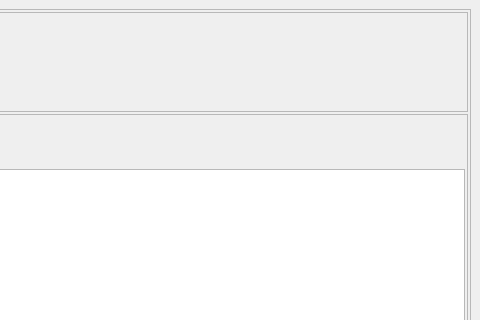
Above: UIFiles/holdings.ui from ShubhamMandavkar/TYLiveProjectt-StockAutomationSystem before the change; both pictures show x 510 to 990 and y 0 to 320 of the 990 by 558 pixel window. Below: the same form after it.
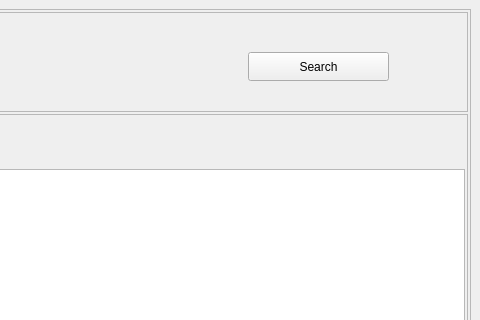
That is the form after the change.

Commit message: added search btn in each UI file

```diff
--- a/UIFiles/holdings.ui
+++ b/UIFiles/holdings.ui
@@ -118,6 +118,19 @@
          <property name="frameShadow">
           <enum>QFrame::Raised</enum>
          </property>
+         <widget class="QPushButton" name="btnSearch">
+          <property name="geometry">
+           <rect>
+            <x>490</x>
+            <y>40</y>
+            <width>141</width>
+            <height>29</height>
+           </rect>
+          </property>
+          <property name="text">
+           <string>Search</string>
+          </property>
+         </widget>
         </widget>
        </item>
        <item>
```
Left out of the diff: 2 changed lines with no effect on the pictures. The commit also changes 18 other files.
